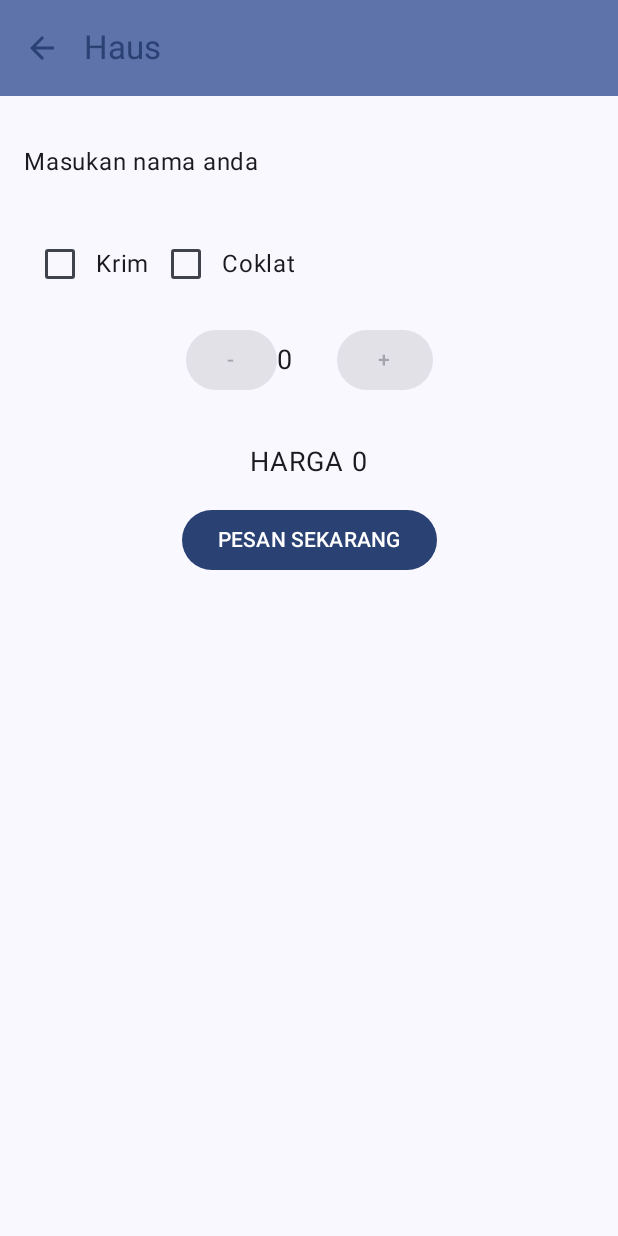
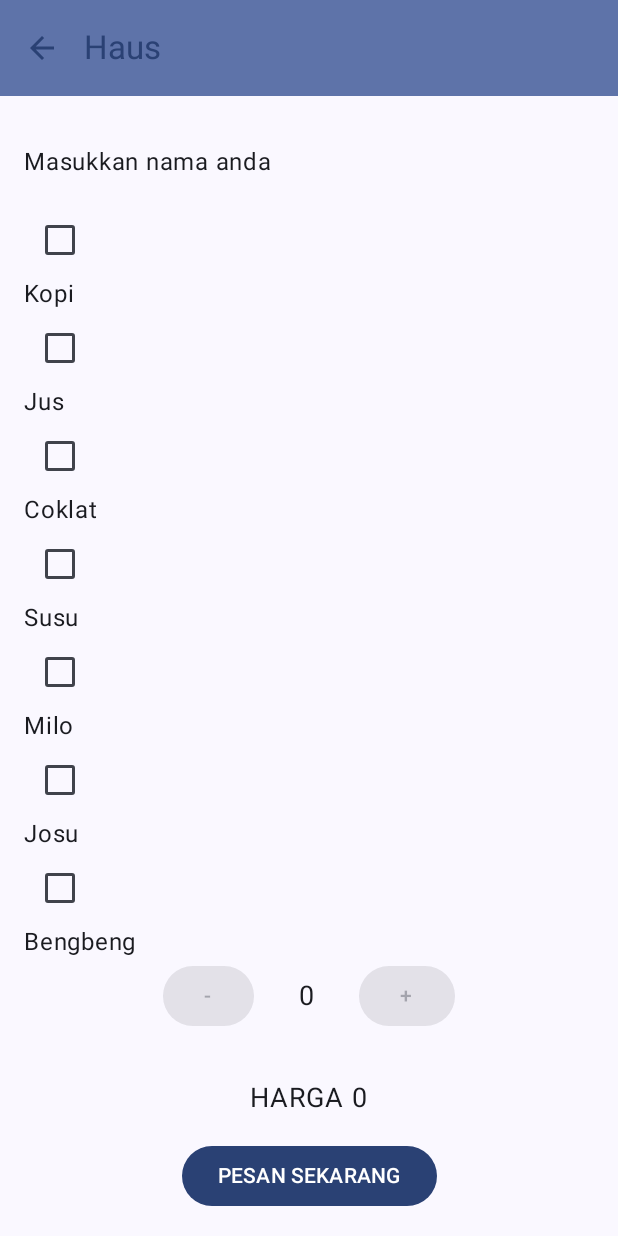
Before and after one commit to Mfaishalrafid/Asessment-01, an Android app built with Jetpack Compose: the HausScreen screen opened through its navigation route, on a phone screen of 412 x 824 dp. Run offline under Robolectric (Android 15) with nearby library versions, the phone set to English and light mode, and no system bars.

Commit message:
07-challange

```diff
--- a/app/src/main/java/org/d3if3073/mobpro1/ui/screen/HausScreen.kt
+++ b/app/src/main/java/org/d3if3073/mobpro1/ui/screen/HausScreen.kt
@@ -2,7 +2,9 @@ package org.d3if3073.mobpro1.ui.screen
 
 import android.content.Context
 import android.content.res.Configuration
+import android.util.Log
 import android.widget.Toast
+import androidx.compose.foundation.layout.Arrangement
 import androidx.compose.foundation.layout.Column
 import androidx.compose.foundation.layout.Row
 import androidx.compose.foundation.layout.Spacer
@@ -33,6 +35,7 @@ import androidx.compose.runtime.setValue
 import androidx.compose.ui.Alignment
 import androidx.compose.ui.Modifier
 import androidx.compose.ui.res.stringResource
+import androidx.compose.ui.text.style.TextAlign
 import androidx.compose.ui.tooling.preview.Preview
 import androidx.compose.ui.unit.dp
 import androidx.compose.ui.unit.sp
@@ -40,7 +43,7 @@ import androidx.navigation.NavHostController
 import androidx.navigation.compose.rememberNavController
 import org.d3if3073.mobpro1.R
 import org.d3if3073.mobpro1.ui.theme.Mobpro1Theme
-
+import org.w3c.dom.Text
 
 
 @Preview(showBackground = true)
@@ -85,20 +88,29 @@ fun HausScreen(navController: NavHostController) {
 @Composable
 fun HausScreen(modifier: Modifier) {
     var name by remember { mutableStateOf("") }
-    var cream by remember { mutableStateOf(false) }
-    var chocolate by remember { mutableStateOf(false) }
+    var nameError by remember { mutableStateOf(false) }
+
+    var kopi by remember { mutableStateOf(false) }
+    var jus by remember { mutableStateOf(false) }
+    var coklat by remember { mutableStateOf(false) }
+    var susu by remember { mutableStateOf(false) }
+    var milo by remember { mutableStateOf(false) }
+    var josu by remember { mutableStateOf(false) }
+    var bengbeng by remember { mutableStateOf(false) }
+
     var quantity by remember { mutableStateOf(0) }
-    val price = calculatePrice(cream, chocolate, quantity)
+    val price = calculatePrice(kopi, jus,coklat, susu, milo, josu, bengbeng, quantity )
+    var outputtext by remember { mutableStateOf("") }
+
 
     Column(
         modifier = Modifier.fillMaxSize(),
-        horizontalAlignment = Alignment.CenterHorizontally) {
+        horizontalAlignment = Alignment.CenterHorizontally
+    ) {
         TopAppBar(
             title = { Text("Pesan Kopi") }
         )
-            Spacer(
-                modifier = Modifier.height(16.dp)
-            )
+        Spacer(modifier = Modifier.height(16.dp))
         BasicTextField(
             value = name,
             onValueChange = { name = it },
@@ -107,24 +119,42 @@ fun HausScreen(modifier: Modifier) {
                 .padding(16.dp),
             decorationBox = { innerTextField ->
                 if (name.isEmpty()) {
-                        Text("Masukan nama anda", fontSize = 16.sp)
+                    Text("Masukkan nama anda", fontSize = 16.sp)
                 }
                 innerTextField()
             }
         )
-        Row(modifier = Modifier
+        Column(
+            modifier = Modifier
                 .fillMaxWidth()
-            .padding(16.dp), verticalAlignment = Alignment.CenterVertically) {
-            Checkbox(checked = cream, onCheckedChange = { cream = it })
-            Text("Krim")
-            Checkbox(checked = chocolate, onCheckedChange = { chocolate = it })
+                .padding(horizontal = 16.dp)
+        )
+            {
+                Checkbox(checked = kopi, onCheckedChange = { kopi = it })
+                Text("Kopi")
+                Checkbox(checked = jus, onCheckedChange = { jus = it })
+                Text("Jus")
+                Checkbox(checked = coklat, onCheckedChange = { jus = it })
                 Text("Coklat")
+                Checkbox(checked = susu, onCheckedChange = { jus = it })
+                Text("Susu")
+                Checkbox(checked = milo, onCheckedChange = { jus = it })
+                Text("Milo")
+                Checkbox(checked = josu, onCheckedChange = { jus = it })
+                Text("Josu")
+                Checkbox(checked = bengbeng, onCheckedChange = { jus = it })
+                Text("Bengbeng")
             }
         QuantitySelector(
             quantity,
             onQuantityChange = { quantity = it },
-            creamChecked = cream,
-            chocolateChecked = chocolate,
+            kopiChecked = kopi,
+            jusChecked = jus,
+            coklatChecked = coklat,
+            susuChecked = susu,
+            miloChecked = milo,
+            josuChecked = josu,
+            bengbengChecked = bengbeng,
 
         )
 
@@ -136,40 +166,78 @@ fun HausScreen(modifier: Modifier) {
                 fontSize = 18.sp,
                 modifier = Modifier.padding(16.dp)
             )
+        Button(
+            onClick = {
+                nameError = (name == "" || name == "0")
+                if (nameError) {
+                    outputtext = "Mohon masukkan nama anda dengan benar."
+                } else {
+                    val kopiText = if (kopi) " kopi" else ""
+                    val jusText = if (jus) " jus" else ""
+                    val coklatText = if (coklat) " jus" else ""
+                    val susuText = if (susu) " jus" else ""
+                    val miloText = if (milo) " jus" else ""
+                    val josuText = if (josu) " jus" else ""
+                    val bengbengText = if (bengbeng) " jus" else ""
+                    outputtext = "Pesanan atas nama $name untuk $quantity $kopiText$jusText$coklatText$susuText$miloText$josuText$bengbengText dengan total harga $price telah berhasil!"
+                }
 
-
-
-        Button(
-            onClick = { /* Handle order placement */ },
+            },
             modifier = Modifier.align(Alignment.CenterHorizontally)
         ) {
             Text("PESAN SEKARANG")
         }
+        Text(
+            text = outputtext,
+            fontSize = 16.sp,
+            textAlign = TextAlign.Center,
+            modifier = Modifier.padding(16.dp)
+        )
     }
 }
 
 
 
     @Composable
-fun QuantitySelector(quantity: Int, onQuantityChange: (Int) -> Unit, creamChecked: Boolean, chocolateChecked: Boolean) {
+    fun QuantitySelector(quantity: Int, onQuantityChange: (Int) -> Unit, kopiChecked: Boolean, jusChecked: Boolean, coklatChecked: Boolean, susuChecked: Boolean,miloChecked: Boolean,josuChecked: Boolean,bengbengChecked: Boolean,) {
         Row(verticalAlignment = Alignment.CenterVertically) {
-
-        Button(onClick = { if ((quantity > 0) && (creamChecked || chocolateChecked)) onQuantityChange(quantity - 1) }, enabled = (creamChecked || chocolateChecked)) {
+            Button(
+                onClick = { if ((quantity > 0) && (kopiChecked || jusChecked || coklatChecked || susuChecked || miloChecked || josuChecked || bengbengChecked)) onQuantityChange(quantity - 1) },
+                enabled = (kopiChecked || jusChecked || coklatChecked || susuChecked || miloChecked || josuChecked || bengbengChecked),
+                modifier = Modifier.padding(end = 30.dp)
+            ) {
                 Text(" - ")
             }
             Text("$quantity", fontSize = 18.sp, modifier = Modifier.widthIn(min = 40.dp))
-        Button(onClick = { if (creamChecked || chocolateChecked) onQuantityChange(quantity + 1) }, enabled = (creamChecked || chocolateChecked)) {
+            Button(
+                onClick = { if (kopiChecked || jusChecked || coklatChecked || susuChecked || miloChecked || josuChecked || bengbengChecked) onQuantityChange(quantity + 1) },
+                enabled = (kopiChecked || jusChecked || coklatChecked || susuChecked || miloChecked || josuChecked || bengbengChecked)
+            ) {
                 Text(" + ")
             }
         }
     }
 
 
-fun calculatePrice(cream: Boolean, chocolate: Boolean, quantity: Int): Int {
-    val creamPrice = 1000
-    val chocolatePrice = 1500
+fun calculatePrice(kopi: Boolean, jus: Boolean, coklat: Boolean, susu: Boolean, milo: Boolean, josu: Boolean, bengbeng: Boolean, quantity: Int): Int {
+    val kopiPrice = 1000
+    val jusPrice = 1500
+    val coklatPrice = 1600
+    val susuPrice = 1700
+    val miloPrice = 1800
+    val josuPrice = 1900
+    val bengbengPrice = 2000
 
-    val additionalPrice = if (cream) creamPrice else if (chocolate) chocolatePrice else 0
+    val additionalPrice = when {
+        kopi -> kopiPrice
+        jus -> jusPrice
+        coklat -> coklatPrice
+        susu -> susuPrice
+        milo -> miloPrice
+        josu -> josuPrice
+        bengbeng -> bengbengPrice
+        else -> 0
+    }
 
     return (quantity * additionalPrice)
 }
--- a/app/src/main/res/values/strings.xml
+++ b/app/src/main/res/values/strings.xml
@@ -12,9 +12,15 @@
     <string name="kembali">Kembali</string>
     <string name="haus">Haus</string>
     <string name="name">Name</string>
-    <string name="cream">Cream</string>
-    <string name="chocolate">Chocolate</string>
+    <string name="kopi">Kopi</string>
+    <string name="jus">Jus</string>
+    <string name="coklat">Coklat</string>
+    <string name="susu">Susu</string>
+    <string name="milo">Milo</string>
+    <string name="josu">Josu</string>
+    <string name="bengbeng">Bengbeng</string>
     <string name="quantity">Quantity</string>
     <string name="price">Price</string>
+    <string name="outputtext">OutputText</string>
 
 </resources>
```
Lines whose indentation alone changed are shown as unchanged.
